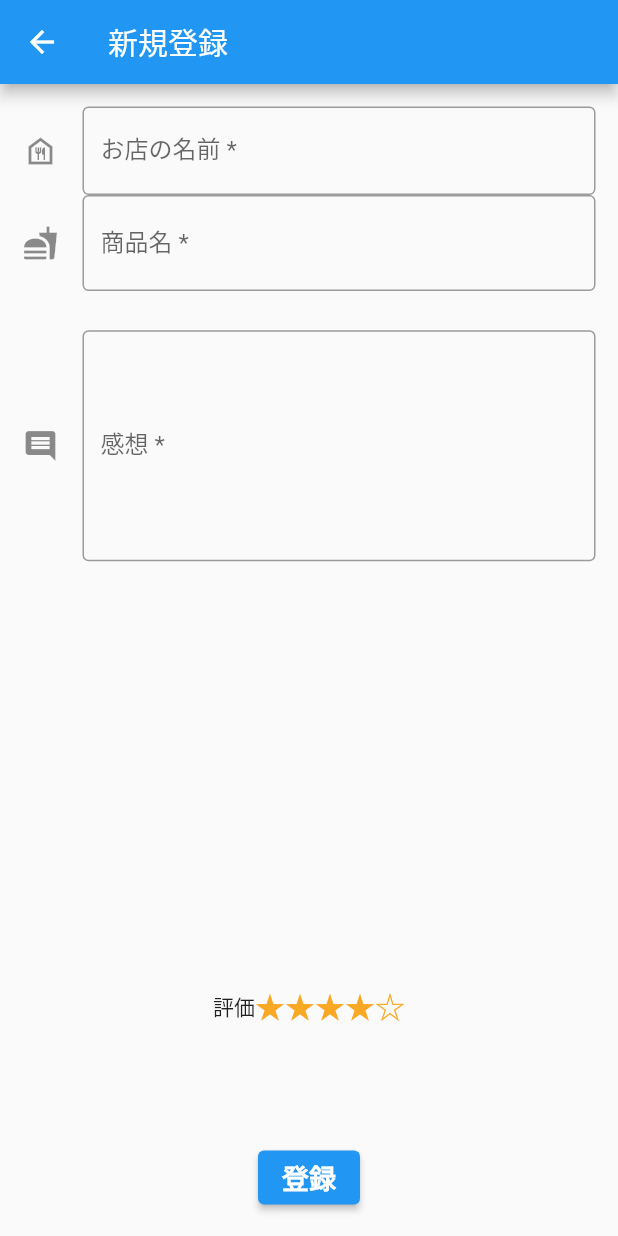
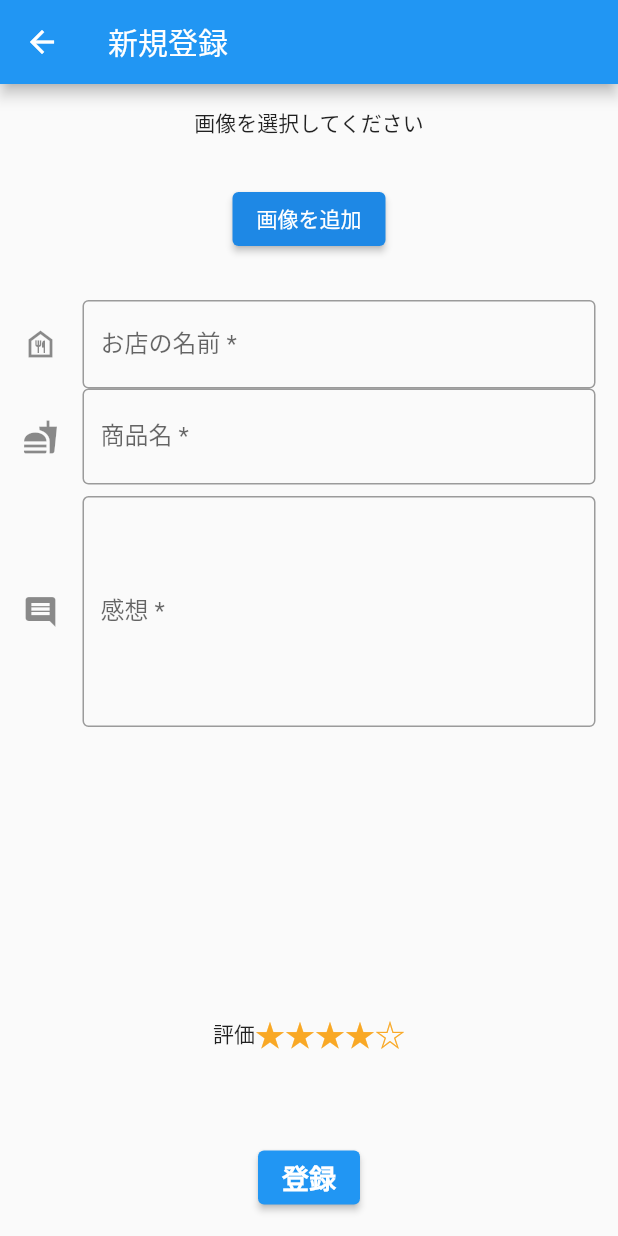
Before and after one commit to Aimiee01/my_eat_log, a Flutter app: the screen it shows after launch, after a tap on the "restaurant" icon, on a phone screen of 412 x 824 dp. Run offline on Flutter 3.47's test engine with Material 2 defaults, Android fonts, the phone set to English and light mode, and no system bars; our stand-ins replace cloud_firestore, firebase_core, firebase_storage, image_picker; accounts and stored records are empty.

Commit message:
ストレージに画像を保存して起動できる

```diff
--- a/lib/item_add_button.dart
+++ b/lib/item_add_button.dart
@@ -1,32 +1,54 @@
+import 'dart:io';
+
+import 'package:firebase_storage/firebase_storage.dart';
 import 'package:flutter/cupertino.dart';
 import 'package:flutter/material.dart';
 import 'package:my_eat_log/review.dart';
 
 class ItemAddButton extends StatelessWidget {
-  const ItemAddButton(
+  ItemAddButton(
     this.shopNameController,
     this.menuNameController,
     this.commentController,
     this.globalKey,
-  );
+    this.imageFile,
+    // ボタンを用意してからimagePickerを使う
+    {
+    Key? key,
+  }) : super(key: key);
   final TextEditingController shopNameController;
   final TextEditingController menuNameController;
   final TextEditingController commentController;
+  File? imageFile;
 
   // <FormState>を必ず入れる(ジェネリクス)
   final GlobalKey<FormState> globalKey;
   @override
   Widget build(BuildContext context) {
     Future<void> addItem() async {
+      // validateフォームの入力状態を検証
       if (globalKey.currentState!.validate()) {
-        return reviewsRef
+        final timestamp = DateTime.now().millisecondsSinceEpoch;
+        final imagePath = 'user-id/menu-images/upload-pic-$timestamp.png';
+        // if文で囲む
+
+        await FirebaseStorage.instance
+            // ファイル名を秒まで入れた文字列にする
+            .ref(imagePath)
+            .putFile(imageFile!);
+
+        await reviewsRef
             .add(Review(
               shopName: shopNameController.text,
               menuName: menuNameController.text,
               comment: commentController.text,
+              imageUrl: imagePath,
+              // imageUrlにはファイル名を指定する
             ))
             .then((value) => ScaffoldMessenger.of(context)
                 .showSnackBar(const SnackBar(content: Text('登録されました'))));
+
+        return;
       }
     }
 
--- a/lib/main.dart
+++ b/lib/main.dart
@@ -1,11 +1,14 @@
 import 'package:firebase_core/firebase_core.dart';
+import 'package:firebase_storage/firebase_storage.dart' as firebase_storage;
 import 'package:cloud_firestore/cloud_firestore.dart';
 import 'package:flutter/material.dart';
 import 'screens/home_screen.dart';
 
 FirebaseFirestore firestore = FirebaseFirestore.instance;
+firebase_storage.FirebaseStorage storage =
+    firebase_storage.FirebaseStorage.instance;
 
-void main() async{
+Future<void> main() async {
   WidgetsFlutterBinding.ensureInitialized();
   await Firebase.initializeApp();
   runApp(const MyApp());
--- a/lib/review.dart
+++ b/lib/review.dart
@@ -1,24 +1,33 @@
 import 'package:cloud_firestore/cloud_firestore.dart';
 
 class Review {
-  Review(
-      {required this.shopName, required this.menuName, required this.comment});
+  Review({
+    required this.shopName,
+    required this.menuName,
+    required this.comment,
+    // imageUrlは必須ではない
+    this.imageUrl,
+  });
   Review.fromJson(Map<String, Object?> json)
       : this(
           shopName: json['shopName']! as String,
           menuName: json['menuName']! as String,
           comment: json['comment']! as String,
+          // nullになる可能性があるので「?」をつける
+          imageUrl: json['imageUrl'] as String?,
         );
 
   final String shopName;
   final String menuName;
   final String comment;
+  final String? imageUrl;
 
   Map<String, Object?> toJson() {
     return {
       'shopName': shopName,
       'menuName': menuName,
       'comment': comment,
+      'imageUrl': imageUrl,
     };
   }
 }
--- a/lib/screens/review_add_screen.dart
+++ b/lib/screens/review_add_screen.dart
@@ -1,6 +1,7 @@
+import 'dart:io';
+
 import 'package:flutter/material.dart';
-import 'package:my_eat_log/review.dart';
-
+import 'package:image_picker/image_picker.dart';
 import '../item_add_button.dart';
 
 class ReviewAddScreen extends StatefulWidget {
@@ -15,6 +16,19 @@ class _ReviewAddScreenState extends State<ReviewAddScreen> {
   final _menuNameController = TextEditingController();
   final _commentController = TextEditingController();
   final _formKey = GlobalKey<FormState>();
+  File? imageFile;
+
+  Future<void> getImage() async {
+    // 修正してもらった部分
+    final pickedFile =
+        await ImagePicker().pickImage(source: ImageSource.gallery);
+    if (pickedFile == null) {
+      return;
+    }
+    setState(() {
+      imageFile = File(pickedFile.path);
+    });
+  }
 
   // String get _text =>
   //     '${_shopNameController.text} : ${_menuNameController.text}';
@@ -38,6 +52,23 @@ class _ReviewAddScreenState extends State<ReviewAddScreen> {
           child: Column(
             mainAxisAlignment: MainAxisAlignment.spaceEvenly,
             children: [
+              SizedBox(
+                width: 200,
+                child: Container(
+                  child: imageFile == null
+                      ? const Center(child: Text('画像を選択してください'))
+                      : Image.file(imageFile!),
+                ),
+              ),
+              Padding(
+                padding: const EdgeInsets.symmetric(vertical: 30),
+                child: ElevatedButton(
+                  style: ElevatedButton.styleFrom(primary: Colors.blue[600]),
+                  onPressed: getImage,
+                  // 画像をカメラロールを開く
+                  child: const Text('画像を追加'),
+                ),
+              ),
               Form(
                 key: _formKey,
                 child: Expanded(
@@ -96,12 +127,8 @@ class _ReviewAddScreenState extends State<ReviewAddScreen> {
                   ],
                 ),
               ),
-              ItemAddButton(
-                _shopNameController,
-                _menuNameController,
-                _commentController,
-                _formKey,
-              ),
+              ItemAddButton(_shopNameController, _menuNameController,
+                  _commentController, _formKey, imageFile),
             ],
           ),
         ),
--- a/pubspec.yaml
+++ b/pubspec.yaml
@@ -23,9 +23,11 @@ environment:
 dependencies:
   flutter:
     sdk: flutter
+  cupertino_icons: ^1.0.2
   firebase_core: "^1.4.0"
   cloud_firestore: "^2.4.0"
-  cupertino_icons: ^1.0.2
+  firebase_storage: ^10.0.1
+  image_picker: ^0.8.3+2
 
 dev_dependencies:
   flutter_test:
```
Also changed, not shown: lib/item_update_button.dart (+19 -12 lines), lib/screens/home_screen.dart (+5 -3 lines), lib/screens/item_delete_button.dart (added, +47 -0 lines), lib/screens/review_edit_screen.dart (+40 -6 lines), pubspec.lock, 2 other files.
